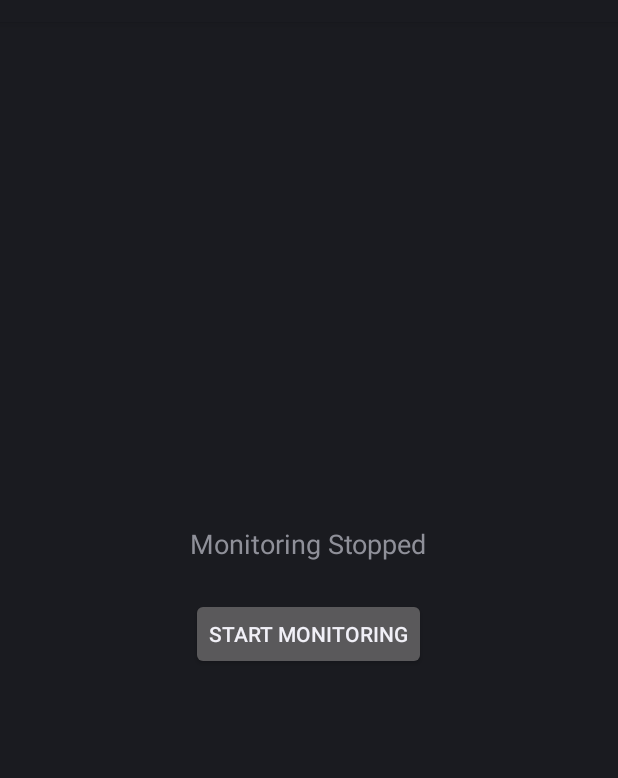
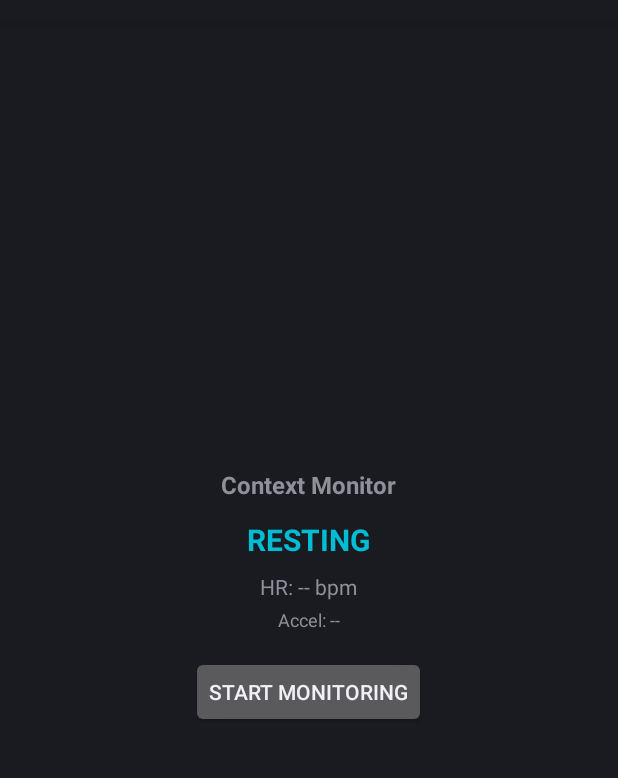
Before and after one commit to halvis82/UCSD-CSE-118-Team-7, an Android app: the screen it shows after launch (MainActivity), on a phone screen of 412 x 824 dp, the part 62-840 px from its top. Run offline under Robolectric (Android 15) with nearby library versions, the phone set to English and light mode, and no system bars.

Commit message:
made classifier for watch to send to db + showing HR, accel readings, and class on watch app + title

```diff
--- a/watch-app/app/src/main/java/com/cse118/watchsensor/MainActivity.kt
+++ b/watch-app/app/src/main/java/com/cse118/watchsensor/MainActivity.kt
@@ -2,7 +2,10 @@ package com.cse118.watchsensor
 
 import android.Manifest
 import android.app.Activity
+import android.content.BroadcastReceiver
+import android.content.Context
 import android.content.Intent
+import android.content.IntentFilter
 import android.content.pm.PackageManager
 import android.os.Bundle
 import android.widget.Button
@@ -12,9 +15,23 @@ import androidx.core.content.ContextCompat
 
 class MainActivity : Activity() {
 
-    private lateinit var statusText: TextView
+    private lateinit var contextStateText: TextView
+    private lateinit var heartRateText: TextView
+    private lateinit var accelText: TextView
     private lateinit var toggleButton: Button
     private var isMonitoring = false
+
+    private val sensorUpdateReceiver = object : BroadcastReceiver() {
+        override fun onReceive(context: Context?, intent: Intent?) {
+            intent?.let {
+                val contextState = it.getStringExtra(SensorService.EXTRA_CONTEXT_STATE) ?: "UNKNOWN"
+                val heartRate = it.getIntExtra(SensorService.EXTRA_HEART_RATE, 0)
+                val accelMagnitude = it.getFloatExtra(SensorService.EXTRA_ACCEL_MAGNITUDE, 0f)
+
+                updateSensorDisplay(contextState, heartRate, accelMagnitude)
+            }
+        }
+    }
 
     companion object {
         private const val PERMISSION_REQUEST_CODE = 100
@@ -30,7 +47,9 @@ class MainActivity : Activity() {
         super.onCreate(savedInstanceState)
         setContentView(R.layout.activity_main)
 
-        statusText = findViewById(R.id.status_text)
+        contextStateText = findViewById(R.id.context_state)
+        heartRateText = findViewById(R.id.heart_rate_text)
+        accelText = findViewById(R.id.accel_text)
         toggleButton = findViewById(R.id.toggle_button)
 
         toggleButton.setOnClickListener {
@@ -42,6 +61,21 @@ class MainActivity : Activity() {
         }
 
         updateUI()
+    }
+
+    override fun onResume() {
+        super.onResume()
+        val filter = IntentFilter(SensorService.ACTION_SENSOR_UPDATE)
+        registerReceiver(sensorUpdateReceiver, filter)
+    }
+
+    override fun onPause() {
+        super.onPause()
+        try {
+            unregisterReceiver(sensorUpdateReceiver)
+        } catch (e: Exception) {
+            // Receiver might not be registered
+        }
     }
 
     private fun checkPermissions(): Boolean {
@@ -95,11 +129,27 @@ class MainActivity : Activity() {
 
     private fun updateUI() {
         if (isMonitoring) {
-            statusText.text = getString(R.string.status_running)
             toggleButton.text = getString(R.string.stop_monitoring)
         } else {
-            statusText.text = getString(R.string.status_stopped)
             toggleButton.text = getString(R.string.start_monitoring)
         }
     }
+
+    private fun updateSensorDisplay(contextState: String, heartRate: Int, accelMagnitude: Float) {
+        runOnUiThread {
+            contextStateText.text = contextState
+            heartRateText.text = "HR: $heartRate bpm"
+            accelText.text = String.format("Accel: %.1f m/s²", accelMagnitude)
+
+            // Update context state color based on state
+            val color = when (contextState) {
+                "WORKOUT" -> android.graphics.Color.parseColor("#FF5722") // Red-orange
+                "ACTIVE" -> android.graphics.Color.parseColor("#FFC107") // Amber
+                "RESTING" -> android.graphics.Color.parseColor("#00BCD4") // Cyan
+                "SLEEPING" -> android.graphics.Color.parseColor("#9C27B0") // Purple
+                else -> android.graphics.Color.parseColor("#607D8B") // Blue-grey
+            }
+            contextStateText.setTextColor(color)
+        }
+    }
 }
--- a/watch-app/app/src/main/res/layout/activity_main.xml
+++ b/watch-app/app/src/main/res/layout/activity_main.xml
@@ -1,18 +1,50 @@
 <?xml version="1.0" encoding="utf-8"?>
-<LinearLayout xmlns:android="http://schemas.android.com/apk/res/android"
+<ScrollView xmlns:android="http://schemas.android.com/apk/res/android"
     android:layout_width="match_parent"
     android:layout_height="match_parent"
+    android:fillViewport="true">
+
+    <LinearLayout
+        android:layout_width="match_parent"
+        android:layout_height="wrap_content"
         android:orientation="vertical"
         android:gravity="center"
-    android:padding="16dp">
+        android:padding="12dp">
 
         <TextView
-        android:id="@+id/status_text"
+            android:id="@+id/app_title"
             android:layout_width="wrap_content"
             android:layout_height="wrap_content"
-        android:text="@string/status_stopped"
-        android:textSize="18sp"
-        android:layout_marginBottom="24dp" />
+            android:text="Context Monitor"
+            android:textSize="16sp"
+            android:textStyle="bold"
+            android:layout_marginBottom="12dp" />
+
+        <TextView
+            android:id="@+id/context_state"
+            android:layout_width="wrap_content"
+            android:layout_height="wrap_content"
+            android:text="RESTING"
+            android:textSize="20sp"
+            android:textStyle="bold"
+            android:textColor="#00BCD4"
+            android:layout_marginBottom="8dp" />
+
+        <TextView
+            android:id="@+id/heart_rate_text"
+            android:layout_width="wrap_content"
+            android:layout_height="wrap_content"
+            android:text="HR: -- bpm"
+            android:textSize="14sp"
+            android:layout_marginBottom="4dp" />
+
+        <TextView
+            android:id="@+id/accel_text"
+            android:layout_width="wrap_content"
+            android:layout_height="wrap_content"
+            android:text="Accel: --"
+            android:textSize="12sp"
+            android:layout_marginBottom="16dp" />
 
         <Button
             android:id="@+id/toggle_button"
@@ -21,3 +53,4 @@
             android:text="@string/start_monitoring" />
 
     </LinearLayout>
+</ScrollView>
```
Also changed, not shown: watch-app/app/src/main/java/com/cse118/watchsensor/ContextClassifier.kt (+120 -15 lines), watch-app/app/src/main/java/com/cse118/watchsensor/SensorService.kt (+16 -3 lines). Lines whose indentation alone changed are shown as unchanged.
